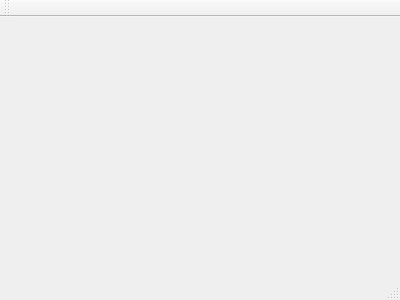
Above: whch.ui from Patriciasc/WHCH before the change. Below: the same form after it.
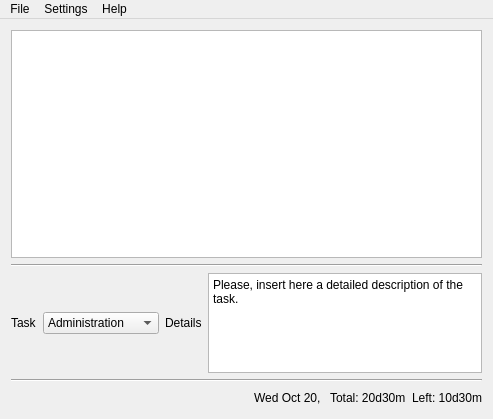
That is the form after the change.

The edit to the form file:
```diff
--- a/whch.ui
+++ b/whch.ui
@@ -1,24 +1,258 @@
 <ui version="4.0">
  <class>whch</class>
- <widget class="QMainWindow" name="whch" >
-  <property name="geometry" >
+ <widget class="QMainWindow" name="whch">
+  <property name="geometry">
    <rect>
     <x>0</x>
     <y>0</y>
-    <width>400</width>
-    <height>300</height>
+    <width>493</width>
+    <height>419</height>
    </rect>
   </property>
   <property name="windowTitle" >
    <string>whch</string>
   </property>
-  <widget class="QMenuBar" name="menuBar" />
-  <widget class="QToolBar" name="mainToolBar" />
-  <widget class="QWidget" name="centralWidget" />
-  <widget class="QStatusBar" name="statusBar" />
+  <property name="windowTitle">
+   <string>WHCH (Working Hours Counter for Humans)</string>
+  </property>
+  <widget class="QWidget" name="centralWidget">
+   <layout class="QVBoxLayout" name="verticalLayout_2">
+    <item>
+     <layout class="QVBoxLayout" name="verticalLayout">
+      <item>
+       <widget class="QTableView" name="tableView">
+        <property name="frameShape">
+         <enum>QFrame::StyledPanel</enum>
+        </property>
+        <property name="frameShadow">
+         <enum>QFrame::Sunken</enum>
+        </property>
+        <property name="lineWidth">
+         <number>8</number>
+        </property>
+        <property name="gridStyle">
+         <enum>Qt::SolidLine</enum>
+        </property>
+       </widget>
+      </item>
+      <item>
+       <widget class="Line" name="line_2">
+        <property name="orientation">
+         <enum>Qt::Horizontal</enum>
+        </property>
+       </widget>
+      </item>
+      <item>
+       <layout class="QHBoxLayout" name="horizontalLayout_2">
+        <item>
+         <widget class="QLabel" name="label_4">
+          <property name="text">
+           <string>Task</string>
+          </property>
+         </widget>
+        </item>
+        <item>
+         <widget class="QComboBox" name="comboBox">
+          <item>
+           <property name="text">
+            <string>Administration</string>
+           </property>
+          </item>
+          <item>
+           <property name="text">
+            <string>Blogs</string>
+           </property>
+          </item>
+          <item>
+           <property name="text">
+            <string>Break</string>
+           </property>
+          </item>
+          <item>
+           <property name="text">
+            <string>Documentation</string>
+           </property>
+          </item>
+          <item>
+           <property name="text">
+            <string>E-mails</string>
+           </property>
+          </item>
+          <item>
+           <property name="text">
+            <string>E-mails &amp; Blogs</string>
+           </property>
+          </item>
+          <item>
+           <property name="text">
+            <string>Harmattan</string>
+           </property>
+          </item>
+          <item>
+           <property name="text">
+            <string>Maemo</string>
+           </property>
+          </item>
+          <item>
+           <property name="text">
+            <string>Public Holiday</string>
+           </property>
+          </item>
+          <item>
+           <property name="text">
+            <string>Sick</string>
+           </property>
+          </item>
+          <item>
+           <property name="text">
+            <string>Training</string>
+           </property>
+          </item>
+          <item>
+           <property name="text">
+            <string>Vacation</string>
+           </property>
+          </item>
+         </widget>
+        </item>
+        <item>
+         <widget class="QLabel" name="label_3">
+          <property name="text">
+           <string>Details</string>
+          </property>
+         </widget>
+        </item>
+        <item>
+         <widget class="QPlainTextEdit" name="plainTextEdit">
+          <property name="maximumSize">
+           <size>
+            <width>16777215</width>
+            <height>100</height>
+           </size>
+          </property>
+          <property name="plainText">
+           <string>Please, insert here a detailed description of the task.</string>
+          </property>
+         </widget>
+        </item>
+       </layout>
+      </item>
+      <item>
+       <widget class="Line" name="line">
+        <property name="orientation">
+         <enum>Qt::Horizontal</enum>
+        </property>
+       </widget>
+      </item>
+      <item>
+       <layout class="QHBoxLayout" name="horizontalLayout">
+        <item>
+         <spacer name="horizontalSpacer">
+          <property name="orientation">
+           <enum>Qt::Horizontal</enum>
+          </property>
+          <property name="sizeHint" stdset="0">
+           <size>
+            <width>40</width>
+            <height>20</height>
+           </size>
+          </property>
+         </spacer>
+        </item>
+        <item>
+         <widget class="QLabel" name="label_2">
+          <property name="text">
+           <string>Wed Oct 20, </string>
+          </property>
+         </widget>
+        </item>
+        <item>
+         <widget class="QLabel" name="label">
+          <property name="text">
+           <string>Total: 20d30m</string>
+          </property>
+         </widget>
+        </item>
+        <item>
+         <widget class="QLabel" name="label_1">
+          <property name="text">
+           <string>Left: 10d30m</string>
+          </property>
+         </widget>
+        </item>
+       </layout>
+      </item>
+     </layout>
+    </item>
+   </layout>
+  </widget>
+  <widget class="QMenuBar" name="menuBar">
+   <property name="geometry">
+    <rect>
+     <x>0</x>
+     <y>0</y>
+     <width>493</width>
+     <height>25</height>
+    </rect>
+   </property>
+   <widget class="QMenu" name="menuFile">
+    <property name="title">
+     <string>File</string>
+    </property>
+    <addaction name="actionNew_file"/>
+    <addaction name="actionOpen_file"/>
+    <addaction name="actionSave_file"/>
+    <addaction name="separator"/>
+    <addaction name="actionQuit"/>
+   </widget>
+   <widget class="QMenu" name="menuSettings">
+    <property name="title">
+     <string>Settings</string>
+    </property>
+    <addaction name="actionTasks"/>
+   </widget>
+   <widget class="QMenu" name="menuHelp">
+    <property name="title">
+     <string>Help</string>
+    </property>
+    <addaction name="actionAbout_whch"/>
+   </widget>
+   <addaction name="menuFile"/>
+   <addaction name="menuSettings"/>
+   <addaction name="menuHelp"/>
+  </widget>
+  <action name="actionNew_file">
+   <property name="text">
+    <string>New file</string>
+   </property>
+  </action>
+  <action name="actionOpen_file">
+   <property name="text">
+    <string>Open file</string>
+   </property>
+  </action>
+  <action name="actionSave_file">
+   <property name="text">
+    <string>Save file</string>
+   </property>
+  </action>
+  <action name="actionQuit">
+   <property name="text">
+    <string>Quit</string>
+   </property>
+  </action>
+  <action name="actionTasks">
+   <property name="text">
+    <string>Tasks</string>
+   </property>
+  </action>
+  <action name="actionAbout_whch">
+   <property name="text">
+    <string>About whch</string>
+   </property>
+  </action>
  </widget>
- <layoutDefault spacing="6" margin="11" />
- <pixmapfunction></pixmapfunction>
+ <layoutdefault spacing="6" margin="11"/>
  <resources/>
  <connections/>
 </ui>
```
Left out of the diff: 5 changed lines with no effect on the pictures.
